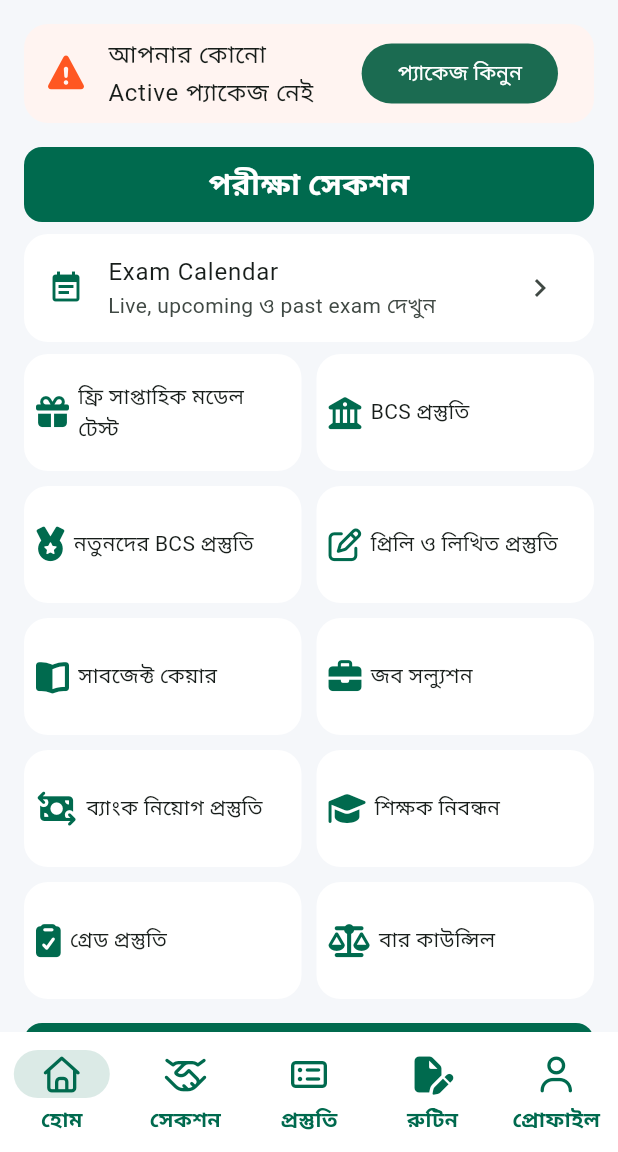
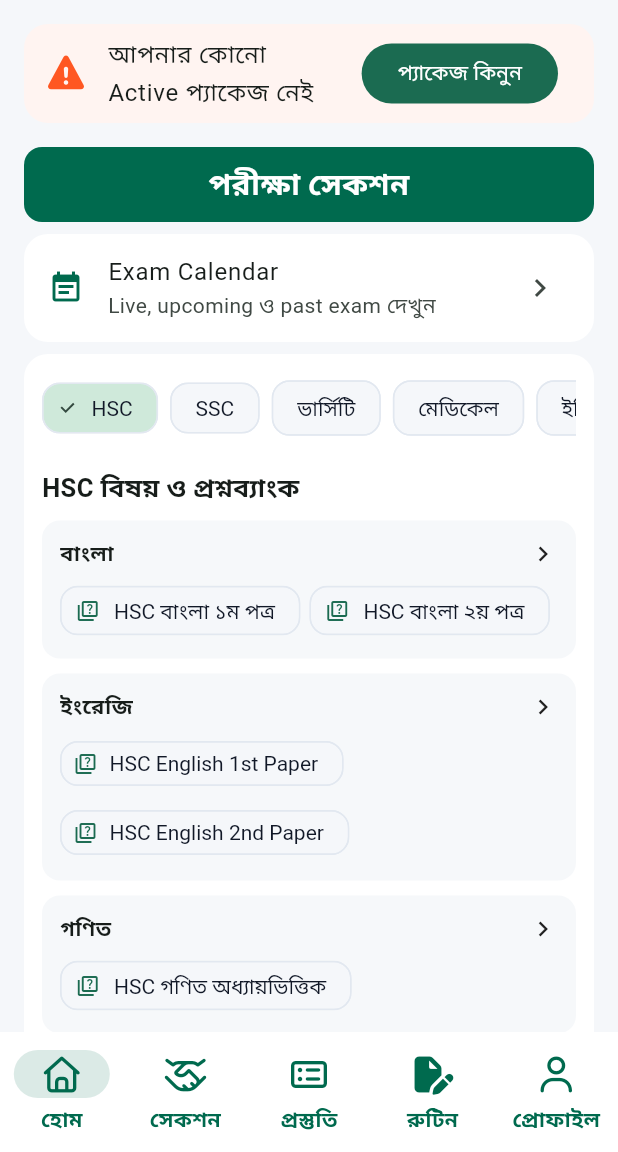
Before and after one commit to blackrithm/Biddyan-academic-admission-job-preparation-platform, a Flutter app: the screen it shows after launch, after a tap on "Google", on a phone screen of 412 x 824 dp, the part 84-1236 px from its top. Run offline on Flutter 3.47's test engine with Material 3 defaults, Android fonts, the light colour scheme and no system bars; our stand-ins replace flutter_riverpod, font_awesome_flutter, go_router; network calls fail.

Commit message:
Agent Host changes for agents/exam-category-tab-implementation

```diff
--- a/frontend/lib/core/constants.dart
+++ b/frontend/lib/core/constants.dart
@@ -8,13 +8,12 @@ class AppConstants {
 
   /// Backend REST API base URL.
   ///
-  /// Web build served by Nginx uses a relative path (`/api`) so that it is
-  /// reverse-proxied to the Node.js container. Mobile builds use the
-  /// absolute localhost URL of the Docker Compose backend.
-  static final String apiBaseUrl =
-      const bool.fromEnvironment('dart.vm.product')
-          ? 'https://biddyan.test/api'
-          : '/api';
+  /// Override this for deployed builds with:
+  /// `--dart-define=API_BASE_URL=https://example.com/api`.
+  static const String apiBaseUrl = String.fromEnvironment(
+    'API_BASE_URL',
+    defaultValue: 'http://localhost:5000/api',
+  );
 
   /// Brand primary emerald/teal color used across all screens.
   static const Color primary = Color(0xFF006A4E);
--- a/frontend/lib/core/router.dart
+++ b/frontend/lib/core/router.dart
@@ -40,7 +40,11 @@ final router = GoRouter(
     ),
     GoRoute(
       path: '/subject-practice',
-      builder: (context, state) => const SubjectPracticeScreen(),
+      builder: (context, state) => SubjectPracticeScreen(
+        args: state.extra is SubjectPracticeArgs
+            ? state.extra as SubjectPracticeArgs
+            : null,
+      ),
     ),
     GoRoute(
       path: '/subject-catalog',
--- a/frontend/lib/screens/mobile_dashboard.dart
+++ b/frontend/lib/screens/mobile_dashboard.dart
@@ -7,6 +7,7 @@ import '../core/constants.dart';
 import '../widgets/brand_navigation.dart';
 import 'home_screen.dart';
 import 'home_sections.dart';
+import 'subject_practice_screen.dart';
 
 class MobileDashboard extends ConsumerStatefulWidget {
   const MobileDashboard({super.key});
@@ -112,25 +113,7 @@ class _DashboardHome extends StatelessWidget {
           ),
         ),
         const SizedBox(height: 8),
-        _FeatureGrid(
-          items: const [
-            ('ফ্রি সাপ্তাহিক মডেল টেস্ট', FontAwesomeIcons.gift),
-            ('BCS প্রস্তুতি', FontAwesomeIcons.buildingColumns),
-            ('নতুনদের BCS প্রস্তুতি', FontAwesomeIcons.medal),
-            ('প্রিলি ও লিখিত প্রস্তুতি', FontAwesomeIcons.penToSquare),
-            ('সাবজেক্ট কেয়ার', FontAwesomeIcons.bookOpen),
-            ('জব সল্যুশন', FontAwesomeIcons.briefcase),
-            ('ব্যাংক নিয়োগ প্রস্তুতি', FontAwesomeIcons.moneyBillTransfer),
-            ('শিক্ষক নিবন্ধন', FontAwesomeIcons.graduationCap),
-            ('গ্রেড প্রস্তুতি', FontAwesomeIcons.clipboardCheck),
-            ('বার কাউন্সিল', FontAwesomeIcons.scaleBalanced),
-          ],
-          onTap: (title) {
-            if (title == 'BCS প্রস্তুতি') {
-              context.push('/subject-practice');
-            }
-          },
-        ),
+        const _ExamCategoryTabs(),
         const SizedBox(height: 16),
         _SectionTitle(title: 'স্টাডি সেকশন', color: AppConstants.primary),
         const SizedBox(height: 8),
@@ -185,50 +168,179 @@ class _SectionTitle extends StatelessWidget {
       );
 }
 
-class _FeatureGrid extends StatelessWidget {
-  const _FeatureGrid({required this.items, required this.onTap});
-  final List<(String, IconData)> items;
-  final ValueChanged<String> onTap;
+class _ExamCategoryTabs extends StatefulWidget {
+  const _ExamCategoryTabs();
 
   @override
-  Widget build(BuildContext context) => LayoutBuilder(
-        builder: (context, constraints) {
-          final columns = constraints.maxWidth < 560 ? 2 : 3;
-          final width = (constraints.maxWidth - (columns - 1) * 10) / columns;
-          return Wrap(
-            spacing: 10,
-            runSpacing: 10,
+  State<_ExamCategoryTabs> createState() => _ExamCategoryTabsState();
+}
+
+class _ExamCategoryTabsState extends State<_ExamCategoryTabs> {
+  int _selectedIndex = 0;
+
+  @override
+  Widget build(BuildContext context) {
+    final category = _examCategories[_selectedIndex];
+    return Card(
+      clipBehavior: Clip.antiAlias,
+      child: Padding(
+        padding: const EdgeInsets.fromLTRB(12, 12, 12, 16),
+        child: Column(
+          crossAxisAlignment: CrossAxisAlignment.start,
           children: [
-              for (final item in items)
-                SizedBox(
-                  width: width,
-                  height: 78,
-                  child: Card(
-                    child: InkWell(
-                      onTap: () => onTap(item.$1),
-                      borderRadius: BorderRadius.circular(16),
-                      child: Padding(
-                        padding: const EdgeInsets.all(8),
+            SingleChildScrollView(
+              scrollDirection: Axis.horizontal,
               child: Row(
                 children: [
-                            FaIcon(item.$2,
-                                color: AppConstants.primary, size: 22),
-                            const SizedBox(width: 6),
-                            Expanded(
-                                child: Text(item.$1,
-                                    maxLines: 2,
-                                    overflow: TextOverflow.ellipsis)),
+                  for (var index = 0; index < _examCategories.length; index++)
+                    Padding(
+                      padding: const EdgeInsets.only(right: 8),
+                      child: ChoiceChip(
+                        label: Text(_examCategories[index].name),
+                        selected: index == _selectedIndex,
+                        onSelected: (_) =>
+                            setState(() => _selectedIndex = index),
+                      ),
+                    ),
                 ],
               ),
+            ),
+            const SizedBox(height: 16),
+            Text(
+              '${category.name} বিষয় ও প্রশ্নব্যাংক',
+              style: const TextStyle(fontSize: 17, fontWeight: FontWeight.w700),
+            ),
+            const SizedBox(height: 10),
+            for (final subject in category.subjects)
+              Padding(
+                padding: const EdgeInsets.only(bottom: 10),
+                child: _SubjectQuestionBankCard(
+                  subject: subject,
+                  onTap: () => context.push(
+                    '/subject-practice',
+                    extra: SubjectPracticeArgs(
+                      subject: subject.name,
+                      questionSets: subject.questionSets,
                     ),
                   ),
                 ),
               ),
           ],
-          );
-        },
+        ),
+      ),
     );
   }
+}
+
+class _SubjectQuestionBankCard extends StatelessWidget {
+  const _SubjectQuestionBankCard({
+    required this.subject,
+    required this.onTap,
+  });
+
+  final _ExamSubject subject;
+  final VoidCallback onTap;
+
+  @override
+  Widget build(BuildContext context) {
+    return Material(
+      color: const Color(0xFFF6F8FA),
+      borderRadius: BorderRadius.circular(12),
+      child: InkWell(
+        onTap: onTap,
+        borderRadius: BorderRadius.circular(12),
+        child: Padding(
+          padding: const EdgeInsets.all(12),
+          child: Column(
+            crossAxisAlignment: CrossAxisAlignment.start,
+            children: [
+              Row(
+                children: [
+                  Expanded(
+                    child: Text(
+                      subject.name,
+                      style: const TextStyle(fontWeight: FontWeight.w700),
+                    ),
+                  ),
+                  const Icon(Icons.chevron_right, size: 20),
+                ],
+              ),
+              const SizedBox(height: 8),
+              Wrap(
+                spacing: 6,
+                runSpacing: 6,
+                children: [
+                  for (final questionSet in subject.questionSets)
+                    Chip(
+                      avatar: const Icon(Icons.quiz_outlined, size: 16),
+                      label: Text(questionSet),
+                      visualDensity: VisualDensity.compact,
+                    ),
+                ],
+              ),
+            ],
+          ),
+        ),
+      ),
+    );
+  }
+}
+
+class _ExamCategory {
+  const _ExamCategory(this.name, this.subjects);
+
+  final String name;
+  final List<_ExamSubject> subjects;
+}
+
+class _ExamSubject {
+  const _ExamSubject(this.name, this.questionSets);
+
+  final String name;
+  final List<String> questionSets;
+}
+
+const _examCategories = [
+  _ExamCategory('HSC', [
+    _ExamSubject('বাংলা', ['HSC বাংলা ১ম পত্র', 'HSC বাংলা ২য় পত্র']),
+    _ExamSubject('ইংরেজি', ['HSC English 1st Paper', 'HSC English 2nd Paper']),
+    _ExamSubject('গণিত', ['HSC গণিত অধ্যায়ভিত্তিক']),
+    _ExamSubject(
+        'পদার্থবিজ্ঞান', ['ভৌত বিজ্ঞান', 'HSC পদার্থবিজ্ঞান মডেল টেস্ট']),
+    _ExamSubject('রসায়ন', ['HSC রসায়ন অধ্যায়ভিত্তিক']),
+  ]),
+  _ExamCategory('SSC', [
+    _ExamSubject('বাংলা', ['SSC বাংলা অধ্যায়ভিত্তিক']),
+    _ExamSubject('ইংরেজি', ['SSC English Grammar']),
+    _ExamSubject('গণিত', ['SSC গণিত অধ্যায়ভিত্তিক']),
+    _ExamSubject('সাধারণ বিজ্ঞান', ['SSC সাধারণ বিজ্ঞান']),
+  ]),
+  _ExamCategory('ভার্সিটি', [
+    _ExamSubject('বাংলা', ['বিশ্ববিদ্যালয় ভর্তি বাংলা']),
+    _ExamSubject('ইংরেজি', ['বিশ্ববিদ্যালয় ভর্তি ইংরেজি']),
+    _ExamSubject('সাধারণ জ্ঞান', ['বিশ্ববিদ্যালয় ভর্তি সাধারণ জ্ঞান']),
+  ]),
+  _ExamCategory('মেডিকেল', [
+    _ExamSubject('জীববিজ্ঞান', ['মেডিকেল জীববিজ্ঞান']),
+    _ExamSubject('পদার্থবিজ্ঞান', ['মেডিকেল পদার্থবিজ্ঞান']),
+    _ExamSubject('রসায়ন', ['মেডিকেল রসায়ন']),
+  ]),
+  _ExamCategory('ইঞ্জিনিয়ারিং', [
+    _ExamSubject('গণিত', ['ইঞ্জিনিয়ারিং গণিত']),
+    _ExamSubject('পদার্থবিজ্ঞান', ['ইঞ্জিনিয়ারিং পদার্থবিজ্ঞান']),
+    _ExamSubject('রসায়ন', ['ইঞ্জিনিয়ারিং রসায়ন']),
+  ]),
+  _ExamCategory('বিসিএস', [
+    _ExamSubject('বাংলা', ['বিসিএস বাংলা প্রিলিমিনারি']),
+    _ExamSubject('ইংরেজি', ['বিসিএস ইংরেজি প্রিলিমিনারি']),
+    _ExamSubject('সাধারণ জ্ঞান', ['বিসিএস বাংলাদেশ ও আন্তর্জাতিক']),
+  ]),
+  _ExamCategory('ব্যাংক', [
+    _ExamSubject('বাংলা', ['ব্যাংক বাংলা প্রশ্নব্যাংক']),
+    _ExamSubject('ইংরেজি', ['ব্যাংক English Question Bank']),
+    _ExamSubject('গণিত', ['ব্যাংক গণিত প্রশ্নব্যাংক']),
+  ]),
+];
 
 class _NoticeBoard extends StatelessWidget {
   const _NoticeBoard();
--- a/frontend/lib/screens/subject_practice_screen.dart
+++ b/frontend/lib/screens/subject_practice_screen.dart
@@ -3,8 +3,20 @@ import 'package:flutter/material.dart';
 import '../core/constants.dart';
 import '../widgets/brand_navigation.dart';
 
+class SubjectPracticeArgs {
+  const SubjectPracticeArgs({
+    required this.subject,
+    required this.questionSets,
+  });
+
+  final String subject;
+  final List<String> questionSets;
+}
+
 class SubjectPracticeScreen extends StatelessWidget {
-  const SubjectPracticeScreen({super.key});
+  const SubjectPracticeScreen({super.key, this.args});
+
+  final SubjectPracticeArgs? args;
 
   static const _sections = [
     ('অধ্যায়ভিত্তিক অনুশীলন', 'একেক অধ্যায়', Color(0xFF29B6E6)),
@@ -19,7 +31,7 @@ class SubjectPracticeScreen extends StatelessWidget {
     return Scaffold(
       backgroundColor: AppConstants.background,
       appBar: AppBar(
-        title: const Text('ইন্টারমিডিয়েট সামষ্টিক অর্থনীতি',
+        title: Text(args?.subject ?? 'বিষয় অনুশীলন',
             overflow: TextOverflow.ellipsis),
       ),
       body: ListView(
@@ -30,7 +42,9 @@ class SubjectPracticeScreen extends StatelessWidget {
             child: Padding(
               padding: const EdgeInsets.all(20),
               child: Text(
-                'জাতীয় বিশ্ববিদ্যালয়ের পরীক্ষায় ৮০ নম্বরের লিখিত অংশে ক-বিভাগে ১০টি অতি সংক্ষিপ্ত (১০×১ = ১০), খ-বিভাগে ৫টি সংক্ষিপ্ত (৫×৪ = ২০) ও গ-বিভাগে ৫টি রচনামূলক প্রশ্ন (১০×৫ = ৫০) লিখতে হয়। ইনকোর্স ও উপস্থিতি মিলে বাকি ২০ নম্বর দেওয়া হয়। লিখিত ও ইনকোর্স পরীক্ষার নম্বর সমন্বয়ভাবে পাশের জন্য গণনা করা হয়।',
+                args == null
+                    ? 'বিষয়ভিত্তিক প্রশ্ন অনুশীলন করুন।'
+                    : '${args!.subject} বিষয়ের জন্য তৈরি প্রশ্ন সেটগুলো থেকে অনুশীলন করুন।',
                 textAlign: TextAlign.center,
                 style: const TextStyle(
                   fontSize: 16,
@@ -41,14 +55,15 @@ class SubjectPracticeScreen extends StatelessWidget {
             ),
           ),
           const SizedBox(height: 16),
-          for (final section in _sections)
+          for (final section in (args?.questionSets ??
+              _sections.map((section) => section.$1).toList()))
             Padding(
               padding: const EdgeInsets.only(bottom: 12),
               child: _PracticeCard(
-                title: section.$1,
-                tag: section.$2,
-                color: section.$3,
-                onTap: () => _showComingSoon(context, section.$1),
+                title: section,
+                tag: 'প্রশ্ন সেট',
+                color: const Color(0xFF29B6E6),
+                onTap: () => _showComingSoon(context, section),
               ),
             ),
         ],
```
Also changed, not shown: 1 other file. Lines whose indentation alone changed are shown as unchanged.
